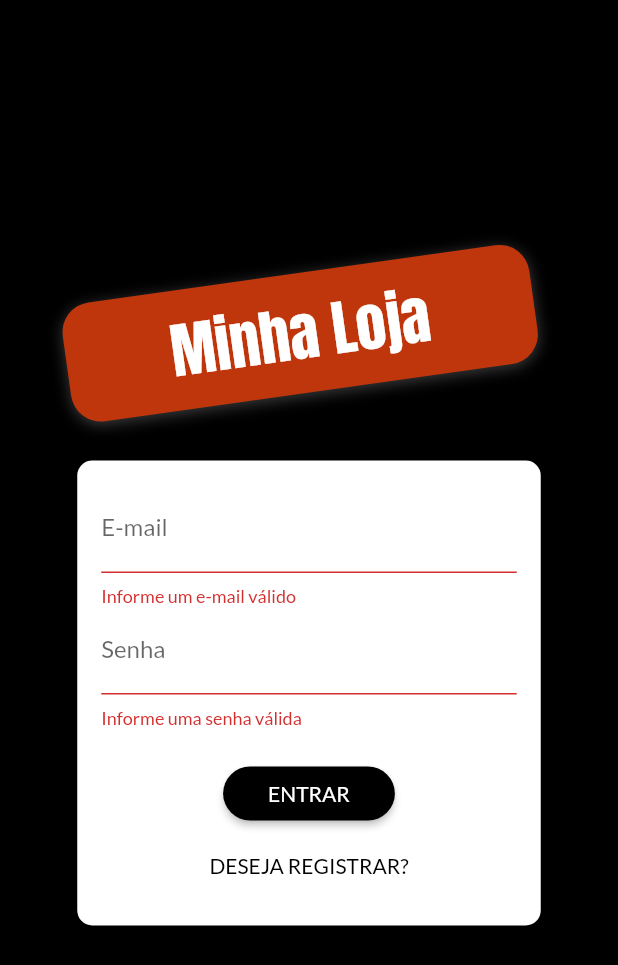
After one commit to leandrorangel94/shop, a Flutter app: the screen it shows after launch, after a tap on "ENTRAR", on a phone screen of 412 x 824 dp. The commit adds this screen. Shown: the top 965 px of the screen. Run offline on Flutter 3.47's test engine with Material 2 defaults, Android fonts, the phone set to English and light mode, and no system bars; our stand-ins replace shared_preferences; network calls fail.

Commit message:
modulo 11(autenticação com firebase) finalizado!

```diff
--- /dev/null
+++ b/lib/components/auth_form.dart
@@ -0,0 +1,171 @@
+import 'package:flutter/material.dart';
+import 'package:provider/provider.dart';
+import 'package:shop/exceptions/auth_exception.dart';
+import 'package:shop/models/auth.dart';
+
+enum AuthMode { Signup, Login }
+
+class AuthForm extends StatefulWidget {
+  const AuthForm({Key? key}) : super(key: key);
+
+  @override
+  _AuthFormState createState() => _AuthFormState();
+}
+
+class _AuthFormState extends State<AuthForm> {
+  final _passwordController = TextEditingController();
+  final _formKey = GlobalKey<FormState>();
+  bool _isLoading = false;
+  AuthMode _authMode = AuthMode.Login;
+  final Map<String, String> _authData = {'email': '', 'password': ''};
+
+  bool _isLogin() => _authMode == AuthMode.Login;
+  bool _isSignUp() => _authMode == AuthMode.Signup;
+
+  void _switchAuthMode() {
+    setState(() {
+      if (_isLogin()) {
+        _authMode = AuthMode.Signup;
+      } else {
+        _authMode = AuthMode.Login;
+      }
+    });
+  }
+
+  void _showErrorDialog(String msg) {
+    showDialog(
+      context: context,
+      builder: (ctx) => AlertDialog(
+        title: const Text('Ocorreu um erro'),
+        content: Text(msg),
+        actions: [
+          TextButton(
+            onPressed: () => Navigator.of(context).pop(),
+            child: const Text('Fechar'),
+          ),
+        ],
+      ),
+    );
+  }
+
+  Future<void> _submit() async {
+    final isValid = _formKey.currentState?.validate() ?? false;
+    if (!isValid) {
+      return;
+    }
+
+    setState(() => _isLoading = true);
+
+    _formKey.currentState?.save();
+    Auth auth = Provider.of(context, listen: false);
+
+    try {
+      if (_isLogin()) {
+        //Login
+        await auth.login(
+          _authData['email']!,
+          _authData['password']!,
+        );
+      } else {
+        //Registrar
+        await auth.signup(
+          _authData['email']!,
+          _authData['password']!,
+        );
+      }
+    } on AuthException catch (error) {
+      _showErrorDialog(error.toString());
+    } catch (error) {
+      _showErrorDialog("Ocorreu um erro inesperado");
+    }
+
+    setState(() => _isLoading = false);
+  }
+
+  @override
+  Widget build(BuildContext context) {
+    final deviceSize = MediaQuery.of(context).size;
+    return Card(
+      elevation: 8,
+      shape: RoundedRectangleBorder(borderRadius: BorderRadius.circular(10)),
+      child: Container(
+        padding: const EdgeInsets.all(16),
+        height: _isLogin() ? 310 : 400,
+        width: deviceSize.width * 0.75,
+        child: Form(
+            key: _formKey,
+            child: Column(
+              children: [
+                TextFormField(
+                  decoration: const InputDecoration(labelText: 'E-mail'),
+                  keyboardType: TextInputType.emailAddress,
+                  onSaved: (email) => _authData['email'] = email ?? '',
+                  validator: (_email) {
+                    final email = _email ?? '';
+                    if (email.trim().isEmpty || !email.contains('@')) {
+                      return 'Informe um e-mail válido';
+                    }
+                    return null;
+                  },
+                ),
+                TextFormField(
+                  decoration: const InputDecoration(labelText: 'Senha'),
+                  keyboardType: TextInputType.emailAddress,
+                  controller: _passwordController,
+                  onSaved: (password) => _authData['password'] = password ?? '',
+                  obscureText: true,
+                  validator: (_password) {
+                    final password = _password ?? '';
+                    if (password.isEmpty || password.length < 5) {
+                      return 'Informe uma senha válida';
+                    }
+                    return null;
+                  },
+                ),
+                if (_isSignUp())
+                  TextFormField(
+                    decoration:
+                        const InputDecoration(labelText: 'Confirmar Senha'),
+                    keyboardType: TextInputType.emailAddress,
+                    obscureText: true,
+                    validator: _isLogin()
+                        ? null
+                        : (_password) {
+                            final password = _password ?? '';
+                            if (password != _passwordController.text) {
+                              return 'Senhas informadas não conferem.';
+                            }
+                            return null;
+                          },
+                  ),
+                const SizedBox(height: 20),
+                if (_isLoading)
+                  const CircularProgressIndicator()
+                else
+                  ElevatedButton(
+                    onPressed: _submit,
+                    child: Text(
+                      _authMode == AuthMode.Login ? 'ENTRAR' : 'REGISTRAR',
+                    ),
+                    style: ElevatedButton.styleFrom(
+                      shape: RoundedRectangleBorder(
+                        borderRadius: BorderRadius.circular(30),
+                      ),
+                      padding: const EdgeInsets.symmetric(
+                        horizontal: 30,
+                        vertical: 8,
+                      ),
+                    ),
+                  ),
+                const Spacer(),
+                TextButton(
+                  onPressed: _switchAuthMode,
+                  child: Text(
+                      _isLogin() ? 'DESEJA REGISTRAR?' : 'JÁ POSSUI CONTA?'),
+                ),
+              ],
+            )),
+      ),
+    );
+  }
+}
--- a/lib/components/product_grid_item.dart
+++ b/lib/components/product_grid_item.dart
@@ -1,5 +1,6 @@
 import 'package:flutter/material.dart';
 import 'package:provider/provider.dart';
+import 'package:shop/models/auth.dart';
 import 'package:shop/models/cart.dart';
 import 'package:shop/models/product.dart';
 import 'package:shop/utils/app_routes.dart';
@@ -11,6 +12,7 @@ class ProductGridItem extends StatelessWidget {
   Widget build(BuildContext context) {
     final product = Provider.of<Product>(context, listen: false);
     final cart = Provider.of<Cart>(context, listen: false);
+    final auth = Provider.of<Auth>(context, listen: false);
 
     return GridTile(
       child: GestureDetector(
@@ -30,7 +32,7 @@ class ProductGridItem extends StatelessWidget {
         leading: Consumer<Product>(
           builder: (ctx, product, _) => IconButton(
             onPressed: () {
-              product.toggleFavorite();
+              product.toggleFavorite(auth.token ?? '', auth.userId ?? '');
             },
             icon: Icon(
               product.isFavorite ? Icons.favorite : Icons.favorite_border,
--- /dev/null
+++ b/lib/data/store.dart
@@ -0,0 +1,33 @@
+import 'dart:convert';
+
+import 'package:shared_preferences/shared_preferences.dart';
+
+class Store {
+  static Future<bool> saveString(String key, String value) async {
+    final prefs = await SharedPreferences.getInstance();
+    return prefs.setString(key, value);
+  }
+
+  static Future<bool> saveMap(String key, Map<String, dynamic> value) async {
+    return saveString(key, jsonEncode(value));
+  }
+
+  static Future<String> getString(String key,
+      [String defaultValue = '']) async {
+    final prefs = await SharedPreferences.getInstance();
+    return prefs.getString(key) ?? defaultValue;
+  }
+
+  static Future<Map<String, dynamic>> getMap(String key) async {
+    try {
+      return jsonDecode(await getString(key));
+    } catch (_) {
+      return {};
+    }
+  }
+
+  static Future<bool> remove(String key) async {
+    final prefs = await SharedPreferences.getInstance();
+    return prefs.remove(key);
+  }
+}
--- /dev/null
+++ b/lib/exceptions/auth_exception.dart
@@ -0,0 +1,20 @@
+class AuthException implements Exception {
+  static const Map<String, String> errors = {
+    'EMAIL_EXISTS': 'E-mail já cadastrado.',
+    'OPERATION_NOT_ALLOWED': 'Operação não permitida',
+    'TOO_MANY_ATTEMPTS_TRY_LATER':
+        'Acesso bloqueado temporariamente. Tente mais tarde',
+    'EMAIL_NOT_FOUND': 'E-mail não encontrado.',
+    'INVALID_PASSWORD': 'Senha informada não confere.',
+    'USER_DISABLED': 'A conta do usuário foi desabilitada.',
+  };
+
+  final String key;
+
+  AuthException(this.key);
+
+  @override
+  String toString() {
+    return errors[key] ?? 'Ocorreu um erro no processo de autenticação.';
+  }
+}
--- a/lib/main.dart
+++ b/lib/main.dart
@@ -1,13 +1,14 @@
 import 'package:flutter/material.dart';
 import 'package:provider/provider.dart';
+import 'package:shop/models/auth.dart';
 import 'package:shop/models/order_list.dart';
 import 'package:shop/models/products_list.dart';
+import 'package:shop/pages/auth_or_home_page.dart';
 import 'package:shop/pages/cart_page.dart';
 import 'package:shop/pages/orders_page.dart';
 import 'package:shop/pages/product_detail_page.dart';
 import 'package:shop/pages/product_form_page.dart';
 import 'package:shop/pages/products_page.dart';
-import 'package:shop/pages/products_overview_page.dart';
 import 'package:shop/utils/app_routes.dart';
 
 import 'models/cart.dart';
@@ -25,13 +26,23 @@ class MyApp extends StatelessWidget {
     return MultiProvider(
       providers: [
         ChangeNotifierProvider(
+          create: (_) => Auth(),
+        ),
+        ChangeNotifierProxyProvider<Auth, ProductsList>(
           create: (_) => ProductsList(),
+          update: (ctx, auth, previous) {
+            return ProductsList(
+                auth.token ?? '', auth.userId ?? '', previous?.items ?? []);
+          },
         ),
+        ChangeNotifierProxyProvider<Auth, OrderList>(
+            create: (_) => OrderList(),
+            update: (ctx, auth, previous) {
+              return OrderList(
+                  auth.token ?? '', auth.userId ?? '', previous?.items ?? []);
+            }),
         ChangeNotifierProvider(
           create: (_) => Cart(),
-        ),
-        ChangeNotifierProvider(
-          create: (_) => OrderList(),
         ),
       ],
       child: MaterialApp(
@@ -45,7 +56,7 @@ class MyApp extends StatelessWidget {
         debugShowCheckedModeBanner: false,
         //home: const ProductsOverviewPage(),
         routes: {
-          AppRoutes.HOME: (ctx) => const ProductsOverviewPage(),
+          AppRoutes.AUTH_OR_HOME: (ctx) => const AuthOrHomePage(),
           AppRoutes.PRODUCT_DETAIL: (ctx) => const ProductDetailPage(),
           AppRoutes.CART: (ctx) => const CartPage(),
           AppRoutes.ORDERS: (ctx) => const OrdersPage(),
--- /dev/null
+++ b/lib/models/auth.dart
@@ -0,0 +1,121 @@
+import 'dart:async';
+import 'dart:convert';
+
+import 'package:flutter/cupertino.dart';
+
+import 'package:flutter/material.dart';
+import 'package:http/http.dart' as http;
+import 'package:shop/data/store.dart';
+import 'package:shop/exceptions/auth_exception.dart';
+
+class Auth with ChangeNotifier {
+  String? _token;
+  String? _email;
+  String? _userId;
+  DateTime? _expireDate;
+  Timer? _logoutTimer;
+
+  bool get isAuth {
+    final isValid = _expireDate?.isAfter(DateTime.now()) ?? false;
+    return _token != null && isValid;
+  }
+
+  String? get token {
+    return isAuth ? _token : null;
+  }
+
+  String? get email {
+    return isAuth ? _email : null;
+  }
+
+  String? get userId {
+    return isAuth ? _userId : null;
+  }
+
+  Future<void> _authenticate(
+      String email, String password, String urlFragment) async {
+    final url =
+        'https://identitytoolkit.googleapis.com/v1/accounts:$urlFragment?key=AIzaSyBy5tvC878aU-ybO5N422Xvo5ai3YaNT-M';
+    final response = await http.post(
+      Uri.parse(url),
+      body: jsonEncode({
+        'email': email,
+        'password': password,
+        'returnSecureToken': true,
+      }),
+    );
+
+    final body = jsonDecode(response.body);
+
+    if (body['error'] != null) {
+      throw AuthException(body['error']['message']);
+    } else {
+      _token = body['idToken'];
+      _email = body['email'];
+      _userId = body['localId'];
+
+      _expireDate = DateTime.now().add(
+        Duration(
+          seconds: int.parse(body['expiresIn']),
+        ),
+      );
+
+      Store.saveMap('userData', {
+        'token': _token,
+        'email': _email,
+        'userId': _userId,
+        'expireDate': _expireDate!.toIso8601String(),
+      });
+
+      _autoLogout();
+      notifyListeners();
+    }
+  }
+
+  Future<void> tryAutoLogin() async {
+    if (isAuth) return;
+
+    final userData = await Store.getMap('userData');
+
+    if (userData.isEmpty) return;
+
+    final expireDate = DateTime.parse(userData['expireDate']);
+    if (expireDate.isBefore(DateTime.now())) return;
+
+    _token = userData['token'];
+    _email = userData['email'];
+    _userId = userData['userId'];
+    _expireDate = expireDate;
+
+    _autoLogout();
+    notifyListeners();
+  }
+
+  Future<void> signup(String email, String password) async {
+    return _authenticate(email, password, 'signUp');
+  }
+
+  Future<void> login(String email, String password) async {
+    return _authenticate(email, password, 'signInWithPassword');
+  }
+
+  void logout() {
+    _token = null;
+    _email = null;
+    _userId = null;
+    _expireDate = null;
+    _clearAutoLogoutTimer();
+    Store.remove('userData').then((_) => notifyListeners());
+  }
+
+  void _clearAutoLogoutTimer() {
+    _logoutTimer?.cancel();
+    _logoutTimer = null;
+  }
+
+  void _autoLogout() {
+    _clearAutoLogoutTimer();
+    final timeToLogout = _expireDate?.difference(DateTime.now()).inSeconds;
+    _logoutTimer = Timer(Duration(seconds: timeToLogout ?? 0), logout);
+  }
+}
--- a/lib/models/order_list.dart
+++ b/lib/models/order_list.dart
@@ -9,7 +9,11 @@ import 'cart_item.dart';
 import 'order.dart';
 
 class OrderList with ChangeNotifier {
-  final List<Order> _items = [];
+  final String _token;
+  String _userId;
+  List<Order> _items = [];
+
+  OrderList([this._token = '', this._userId = '', this._items = const []]);
 
   List<Order> get items {
     return [..._items];
@@ -20,15 +24,15 @@ class OrderList with ChangeNotifier {
   }
 
   Future<void> loadOrders() async {
-    _items.clear();
+    List<Order> items = [];
 
     final response = await http.get(
-      Uri.parse('${Constants.ORDER_BASE_URL}.json'),
+      Uri.parse('${Constants.ORDER_BASE_URL}/$_userId.json?auth=$_token'),
     );
     if (response.body == 'null') return;
     Map<String, dynamic> data = jsonDecode(response.body);
     data.forEach((orderId, orderData) {
-      _items.add(
+      items.add(
         Order(
           id: orderId,
           date: DateTime.parse(orderData['date']),
@@ -45,13 +49,14 @@ class OrderList with ChangeNotifier {
         ),
       );
     });
+    _items = items.reversed.toList();
     notifyListeners();
   }
 
   Future<void> addOrder(Cart cart) async {
     final date = DateTime.now();
     final response = await http.post(
-      Uri.parse('${Constants.ORDER_BASE_URL}.json'),
+      Uri.parse('${Constants.ORDER_BASE_URL}/$_userId.json?auth=$_token'),
       body: jsonEncode(
         {
           'total': cart.totalAmount,
--- /dev/null
+++ b/lib/pages/auth_or_home_page.dart
@@ -0,0 +1,28 @@
+import 'package:flutter/material.dart';
+import 'package:provider/provider.dart';
+import 'package:shop/models/auth.dart';
+import 'package:shop/pages/auth_page.dart';
+import 'package:shop/pages/products_overview_page.dart';
+
+class AuthOrHomePage extends StatelessWidget {
+  const AuthOrHomePage({Key? key}) : super(key: key);
+
+  @override
+  Widget build(BuildContext context) {
+    Auth auth = Provider.of(context);
+    return FutureBuilder(
+      future: auth.tryAutoLogin(),
+      builder: (ctx, snapshot) {
+        if (snapshot.connectionState == ConnectionState.waiting) {
+          return const Center(child: CircularProgressIndicator());
+        } else if (snapshot.error != null) {
+          return const Center(
+            child: Text('Ocorreu um erro!'),
+          );
+        } else {
+          return auth.isAuth ? ProductsOverviewPage() : AuthPage();
+        }
+      },
+    );
+  }
+}
--- /dev/null
+++ b/lib/pages/auth_page.dart
@@ -0,0 +1,59 @@
+import 'dart:math';
+
+import 'package:flutter/material.dart';
+import 'package:shop/components/auth_form.dart';
+
+class AuthPage extends StatelessWidget {
+  const AuthPage({Key? key}) : super(key: key);
+
+  @override
+  Widget build(BuildContext context) {
+    return Scaffold(
+        body: Stack(
+      children: [
+        Container(
+          decoration: const BoxDecoration(color: Colors.black),
+        ),
+        Container(
+          width: double.infinity,
+          child: Column(
+            mainAxisAlignment: MainAxisAlignment.center,
+            crossAxisAlignment: CrossAxisAlignment.center,
+            children: [
+              Container(
+                margin: const EdgeInsets.only(bottom: 20),
+                padding: const EdgeInsets.symmetric(
+                  vertical: 10,
+                  horizontal: 70,
+                ),
+                //cascade operator
+                transform: Matrix4.rotationZ(-8 * pi / 180)..translate(-10.0),
+                decoration: BoxDecoration(
+                  borderRadius: BorderRadius.circular(20),
+                  color: Colors.deepOrange.shade900,
+                  // ignore: prefer_const_literals_to_create_immutables
+                  boxShadow: [
+                    const BoxShadow(
+                      blurRadius: 8,
+                      color: Colors.white24,
+                      offset: Offset(0, 2),
+                    ),
+                  ],
+                ),
+                child: const Text(
+                  'Minha Loja',
+                  style: TextStyle(
+                    fontSize: 40,
+                    fontFamily: 'Anton',
+                    color: Colors.white,
+                  ),
+                ),
+              ),
+              const AuthForm(),
+            ],
+          ),
+        )
+      ],
+    ));
+  }
+}
--- a/lib/utils/app_routes.dart
+++ b/lib/utils/app_routes.dart
@@ -1,7 +1,7 @@
 // ignore_for_file: constant_identifier_names
 
 class AppRoutes {
-  static const HOME = '/';
+  static const AUTH_OR_HOME = '/';
   static const PRODUCT_DETAIL = '/product-detail';
   static const CART = '/cart';
   static const ORDERS = '/orders';
--- a/lib/utils/constants.dart
+++ b/lib/utils/constants.dart
@@ -1,4 +1,6 @@
 class Constants {
+  static const USER_FAVORITES_URL =
+      'https://shop-bbd26-default-rtdb.firebaseio.com/userFavorites';
   static const PRODUCT_BASE_URL =
       'https://shop-bbd26-default-rtdb.firebaseio.com/products';
   static const ORDER_BASE_URL =
--- a/pubspec.yaml
+++ b/pubspec.yaml
@@ -36,6 +36,7 @@ dependencies:
   # The following adds the Cupertino Icons font to your application.
   # Use with the CupertinoIcons class for iOS style icons.
   cupertino_icons: ^1.0.2
+  shared_preferences: ^2.0.8
 
 dev_dependencies:
   flutter_test:
```
Also changed, not shown: lib/components/app_drawer.dart (+14 -1 lines), lib/models/product.dart (+9 -7 lines), lib/models/products_list.dart (+21 -8 lines), pubspec.lock.
